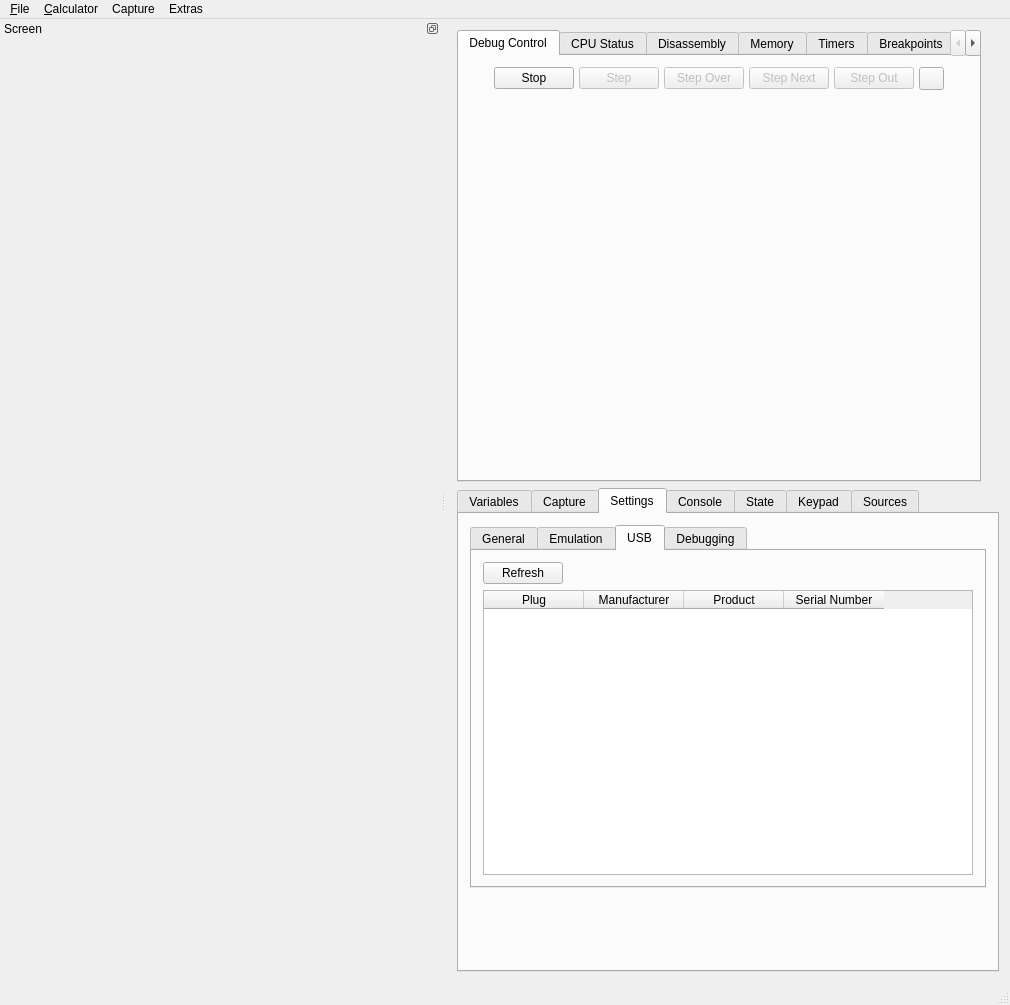
First picture: the form in gui/qt/mainwindow.ui, repository CE-Programming/CEmu, before the edit.
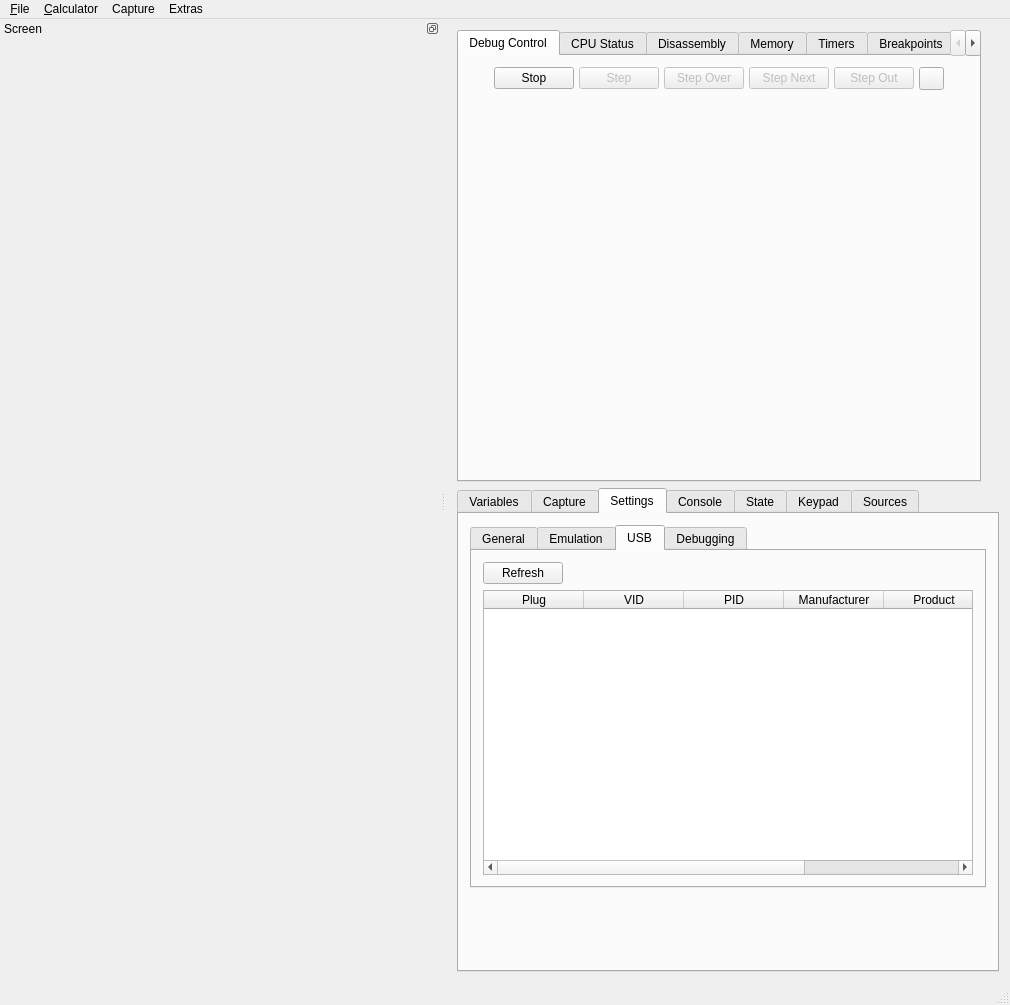
Second picture: the form after the edit. The open tabs and pages were chosen to show the change. Icons and pictures are not drawn. Custom widgets are drawn as their Qt base class.

Commit message: If this is too much information, then make columns toggleable.

```diff
--- a/gui/qt/mainwindow.ui
+++ b/gui/qt/mainwindow.ui
@@ -8899,7 +8899,7 @@
                <number>30</number>
               </attribute>
               <attribute name="horizontalHeaderStretchLastSection">
-               <bool>false</bool>
+               <bool>true</bool>
               </attribute>
               <attribute name="verticalHeaderVisible">
                <bool>false</bool>
@@ -8912,6 +8912,16 @@
                 <string>Plug</string>
                </property>
               </column>
+              <column>
+               <property name="text">
+                <string>VID</string>
+               </property>
+              </column>
+              <column>
+               <property name="text">
+                <string>PID</string>
+               </property>
+              </column>
               <column>
                <property name="text">
                 <string>Manufacturer</string>
```
The commit also changes 2 other files.
